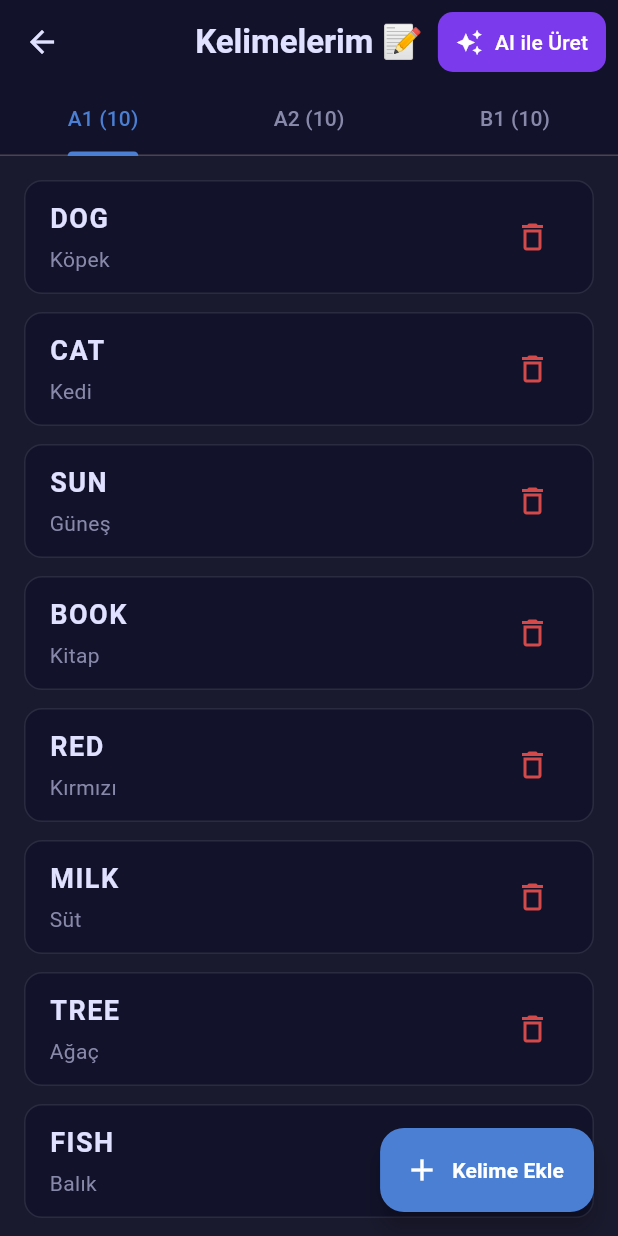
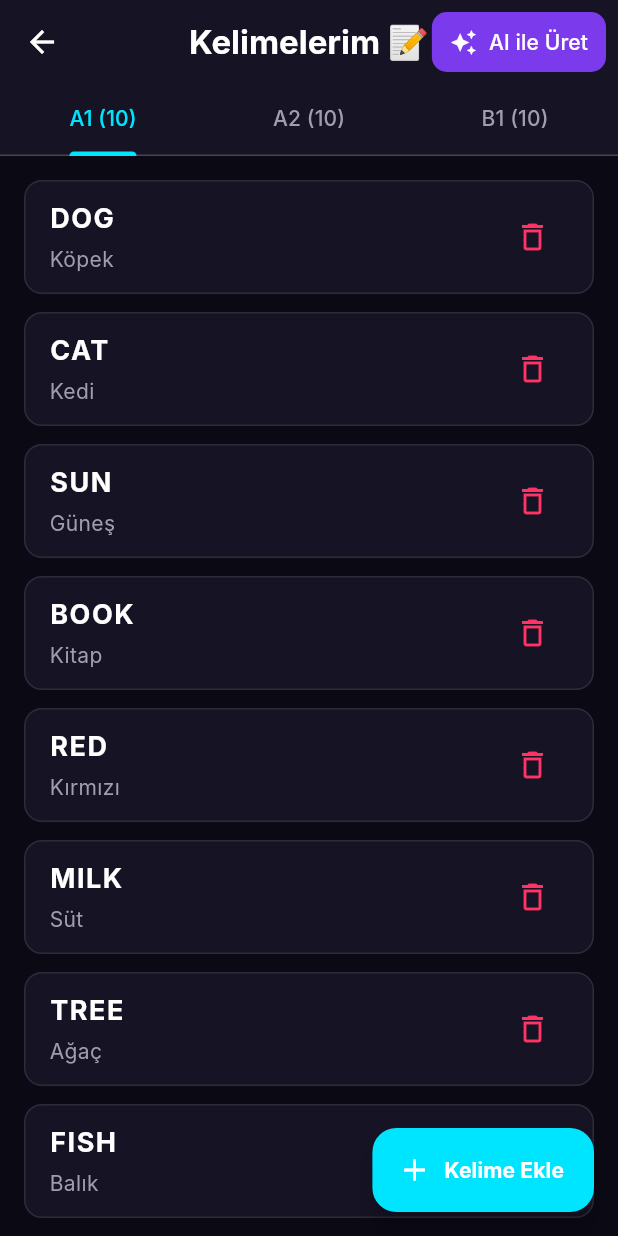
Before and after one commit to seyid12/RealEnglish, a Flutter app: the screen it shows after launch, after a tap on the "book" icon, on a phone screen of 412 x 824 dp. Run offline on Flutter 3.47's test engine with Material 3 defaults, Android fonts, the phone set to English and light mode, and no system bars; our stand-ins replace dio, flutter_riverpod, flutter_tts, hive, hive_flutter, shared_preferences; accounts and stored records are empty; Roboto replaces fonts that are missing (Inter).

Commit message:
Fix UI syntax and apply premium colors

```diff
--- a/lib/core/theme/app_theme.dart
+++ b/lib/core/theme/app_theme.dart
@@ -1,24 +1,30 @@
 import 'package:flutter/material.dart';
+import 'color_palette.dart';
 
 class AppTheme {
   static ThemeData get darkTheme {
     return ThemeData(
       brightness: Brightness.dark,
-      primarySwatch: Colors.deepPurple,
-      scaffoldBackgroundColor: const Color(0xFF121212),
+      primaryColor: ColorPalette.primary,
+      scaffoldBackgroundColor: ColorPalette.background,
       appBarTheme: const AppBarTheme(
-        backgroundColor: Color(0xFF1F1F1F),
+        backgroundColor: Colors.transparent,
         elevation: 0,
         centerTitle: true,
       ),
       elevatedButtonTheme: ElevatedButtonThemeData(
         style: ElevatedButton.styleFrom(
+          backgroundColor: ColorPalette.primary,
+          foregroundColor: ColorPalette.textDark,
           padding: const EdgeInsets.symmetric(horizontal: 32, vertical: 16),
           shape: RoundedRectangleBorder(
             borderRadius: BorderRadius.circular(12),
           ),
+          elevation: 8,
+          shadowColor: ColorPalette.primary.withValues(alpha: 0.5),
         ),
       ),
+      fontFamily: 'Inter', // Or any default font you prefer
     );
   }
 }
--- /dev/null
+++ b/lib/core/theme/color_palette.dart
@@ -0,0 +1,50 @@
+import 'package:flutter/material.dart';
+
+class ColorPalette {
+  // Backgrounds
+  static const Color background = Color(0xFF0B0914); // Deep Cosmic Black/Purple
+  static const Color surface = Color(0xFF161324);    // Card Surface
+  static const Color surfaceLighter = Color(0xFF251F3D);
+
+  // Accents & Neon
+  static const Color primary = Color(0xFF00E5FF);    // Neon Cyan
+  static const Color primaryDark = Color(0xFF008B99);
+  static const Color secondary = Color(0xFF7C3AED);  // Vibrant Purple
+  static const Color secondaryDark = Color(0xFF4C1D95);
+  static const Color tertiary = Color(0xFFFF007F);   // Neon Pink
+
+  // Game Cells
+  static const Color cellNormal = Color(0xFF1E1A33);
+  static const Color cellSelected = Color(0xFF4C1D95);
+  static const Color cellCursor = Color(0xFF00E5FF);
+  static const Color cellCorrect = Color(0xFF00E676); // Emerald Green
+
+  // Text
+  static const Color textPrimary = Color(0xFFFFFFFF);
+  static const Color textSecondary = Color(0xFFA09DB0);
+  static const Color textDark = Color(0xFF0B0914);
+
+  // Status Colors
+  static const Color success = Color(0xFF00E676);
+  static const Color error = Color(0xFFFF3366);
+  static const Color warning = Color(0xFFFFD600);
+
+  // Gradients
+  static const LinearGradient primaryGradient = LinearGradient(
+    colors: [Color(0xFF7C3AED), Color(0xFF00E5FF)],
+    begin: Alignment.topLeft,
+    end: Alignment.bottomRight,
+  );
+
+  static const LinearGradient surfaceGradient = LinearGradient(
+    colors: [Color(0xFF1E1A33), Color(0xFF161324)],
+    begin: Alignment.topCenter,
+    end: Alignment.bottomCenter,
+  );
+
+  static const LinearGradient correctGradient = LinearGradient(
+    colors: [Color(0xFF00E676), Color(0xFF00C853)],
+    begin: Alignment.topLeft,
+    end: Alignment.bottomRight,
+  );
+}
--- a/lib/features/control_panel/view/control_panel_view.dart
+++ b/lib/features/control_panel/view/control_panel_view.dart
@@ -1,14 +1,16 @@
 import 'package:flutter/material.dart';
+import '../../../core/theme/color_palette.dart';
+
 import 'package:flutter_riverpod/flutter_riverpod.dart';
 import '../../../core/providers/command_center_state.dart';
 import '../../../core/services/word_vault_manager.dart';
 import '../../vocabulary_studio/view/vocabulary_studio_view.dart';
 
-const _kBg = Color(0xFF1A1A2E);
-const _kCard = Color(0xFF12122A);
-const _kAccent = Color(0xFF4A7FD4);
-const _kText = Color(0xFFE0E0FF);
-const _kSubtext = Color(0xFF8888AA);
+const _kBg = ColorPalette.background;
+const _kCard = ColorPalette.surface;
+const _kAccent = ColorPalette.primary;
+const _kText = ColorPalette.textPrimary;
+const _kSubtext = ColorPalette.textSecondary;
 
 class ControlPanelView extends ConsumerStatefulWidget {
   const ControlPanelView({super.key});
@@ -97,7 +99,7 @@ class _ControlPanelViewState extends ConsumerState<ControlPanelView> {
                       ScaffoldMessenger.of(context).showSnackBar(
                         const SnackBar(
                           content: Text('✅ Ollama ayarları kaydedildi'),
-                          backgroundColor: Color(0xFF2D6A4F),
+                          backgroundColor: ColorPalette.success,
                         ),
                       );
                     }
@@ -240,7 +242,7 @@ class _ControlPanelViewState extends ConsumerState<ControlPanelView> {
                 ScaffoldMessenger.of(context).showSnackBar(
                   const SnackBar(
                     content: Text('✅ Tüm kelime verileri başarıyla sıfırlandı!'),
-                    backgroundColor: Color(0xFF2D6A4F),
+                    backgroundColor: ColorPalette.success,
                   ),
                 );
               }
--- a/lib/features/stage_picker/view/stage_picker_view.dart
+++ b/lib/features/stage_picker/view/stage_picker_view.dart
@@ -1,15 +1,17 @@
 import 'package:flutter/material.dart';
+import '../../../core/theme/color_palette.dart';
+
 import 'package:flutter_riverpod/flutter_riverpod.dart';
 import '../../../core/providers/command_center_state.dart';
 import '../../crossword_arena/view/crossword_arena_view.dart';
 import '../../control_panel/view/control_panel_view.dart';
 import '../../vocabulary_studio/view/vocabulary_studio_view.dart';
 
-const _kBg = Color(0xFF1A1A2E);
-const _kCard = Color(0xFF12122A);
-const _kAccent = Color(0xFF4A7FD4);
-const _kText = Color(0xFFE0E0FF);
-const _kSubtext = Color(0xFF8888AA);
+const _kBg = ColorPalette.background;
+const _kCard = ColorPalette.surface;
+const _kAccent = ColorPalette.primary;
+const _kText = ColorPalette.textPrimary;
+const _kSubtext = ColorPalette.textSecondary;
 
 class StagePickerView extends ConsumerWidget {
   const StagePickerView({super.key});
@@ -180,19 +182,19 @@ class StagePickerView extends ConsumerWidget {
                     level: 'A1',
                     description: 'Başlangıç',
                     emoji: '🌱',
-                    color: Color(0xFF2D9E6A)),
+                    color: ColorPalette.success),
                 const SizedBox(height: 16),
                 const _StageButton(
                     level: 'A2',
                     description: 'Temel',
                     emoji: '🌿',
-                    color: Color(0xFFD4A017)),
+                    color: ColorPalette.warning),
                 const SizedBox(height: 16),
                 const _StageButton(
                     level: 'B1',
                     description: 'Orta',
                     emoji: '🔥',
-                    color: Color(0xFFD44A4A)),
+                    color: ColorPalette.error),
               ],
             ),
           ),
@@ -243,7 +245,7 @@ class _StageButton extends StatelessWidget {
                 Text(level,
                     style: TextStyle(fontSize: 22, fontWeight: FontWeight.bold, color: color)),
                 const SizedBox(width: 12),
-                Text(description, style: const TextStyle(fontSize: 16, color: Color(0xFFCCCCEE))),
+                Text(description, style: const TextStyle(fontSize: 16, color: ColorPalette.textSecondary)),
               ],
             ),
             Icon(Icons.arrow_forward_ios, color: color, size: 18),
--- a/lib/features/vocabulary_studio/view/vocabulary_studio_view.dart
+++ b/lib/features/vocabulary_studio/view/vocabulary_studio_view.dart
@@ -1,15 +1,17 @@
 import 'package:flutter/material.dart';
+import '../../../core/theme/color_palette.dart';
+
 import 'package:flutter_riverpod/flutter_riverpod.dart';
 import '../../../core/services/word_vault_manager.dart';
 import '../providers/ai_lexicon_generator.dart';
 
-const _kBg = Color(0xFF1A1A2E);
-const _kCard = Color(0xFF12122A);
-const _kAccent = Color(0xFF4A7FD4);
-const _kText = Color(0xFFE0E0FF);
-const _kSubtext = Color(0xFF8888AA);
-const _kSuccess = Color(0xFF2D6A4F);
-const _kDanger = Color(0xFFD44A4A);
+const _kBg = ColorPalette.background;
+const _kCard = ColorPalette.surface;
+const _kAccent = ColorPalette.primary;
+const _kText = ColorPalette.textPrimary;
+const _kSubtext = ColorPalette.textSecondary;
+const _kSuccess = ColorPalette.success;
+const _kDanger = ColorPalette.error;
 
 class VocabularyStudioView extends ConsumerStatefulWidget {
   const VocabularyStudioView({super.key});
@@ -69,7 +71,7 @@ class _VocabularyStudioViewState extends ConsumerState<VocabularyStudioView>
             padding: const EdgeInsets.only(right: 8),
             child: FilledButton.icon(
               style: FilledButton.styleFrom(
-                backgroundColor: const Color(0xFF7C3AED),
+                backgroundColor: ColorPalette.secondary,
                 foregroundColor: Colors.white,
                 padding: const EdgeInsets.symmetric(horizontal: 12, vertical: 8),
                 shape: RoundedRectangleBorder(borderRadius: BorderRadius.circular(10)),
@@ -204,7 +206,7 @@ class _VocabularyStudioViewState extends ConsumerState<VocabularyStudioView>
             const SizedBox(height: 24),
             ElevatedButton.icon(
               style: ElevatedButton.styleFrom(
-                backgroundColor: const Color(0xFF7C3AED),
+                backgroundColor: ColorPalette.secondary,
                 padding: const EdgeInsets.symmetric(horizontal: 20, vertical: 12),
                 shape: RoundedRectangleBorder(borderRadius: BorderRadius.circular(10)),
               ),
@@ -246,7 +248,7 @@ class _VocabularyStudioViewState extends ConsumerState<VocabularyStudioView>
                   children: [
                     const Row(
                       children: [
-                        Icon(Icons.auto_awesome, color: Color(0xFF7C3AED), size: 24),
+                        Icon(Icons.auto_awesome, color: ColorPalette.secondary, size: 24),
                         SizedBox(width: 10),
                         Text(
                           'Yapay Zeka ile Kelime Üret',
@@ -302,7 +304,7 @@ class _VocabularyStudioViewState extends ConsumerState<VocabularyStudioView>
                       decoration: BoxDecoration(
                         color: _kCard,
                         borderRadius: BorderRadius.circular(10),
-                        border: Border.all(color: const Color(0xFF7C3AED).withValues(alpha: 0.3)),
+                        border: Border.all(color: ColorPalette.secondary.withValues(alpha: 0.3)),
                       ),
                       child: TextField(
                         controller: topicController,
@@ -348,10 +350,10 @@ class _VocabularyStudioViewState extends ConsumerState<VocabularyStudioView>
                               duration: const Duration(milliseconds: 200),
                               padding: const EdgeInsets.symmetric(horizontal: 20, vertical: 10),
                               decoration: BoxDecoration(
-                                color: selected ? const Color(0xFF7C3AED) : _kCard,
+                                color: selected ? ColorPalette.secondary : _kCard,
                                 borderRadius: BorderRadius.circular(10),
                                 border: Border.all(
-                                  color: selected ? const Color(0xFF7C3AED) : Colors.white12,
+                                  color: selected ? ColorPalette.secondary : Colors.white12,
                                 ),
                               ),
                               child: Text(
@@ -373,7 +375,7 @@ class _VocabularyStudioViewState extends ConsumerState<VocabularyStudioView>
                       height: 52,
                       child: ElevatedButton.icon(
                         style: ElevatedButton.styleFrom(
-                          backgroundColor: const Color(0xFF7C3AED),
+                          backgroundColor: ColorPalette.secondary,
                           shape: RoundedRectangleBorder(borderRadius: BorderRadius.circular(12)),
                         ),
                         icon: const Icon(Icons.auto_awesome, color: Colors.white),
```
Also changed, not shown: lib/features/crossword_arena/view/crossword_arena_view.dart (+17 -15 lines), 2 other files.
